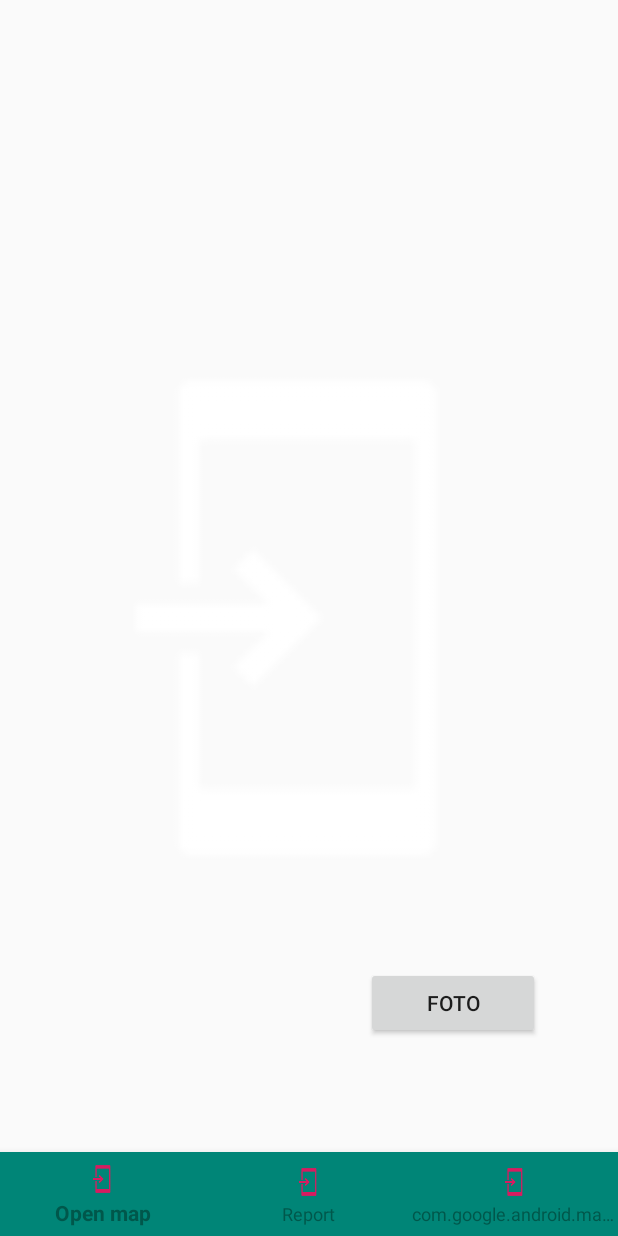
After one commit to MykolasPinkevicius/PranesejaiTavoSaugumui, an Android app: the layout cam_again.xml on its own in the app's theme, with its tools: preview values and no code run, on a phone screen of 412 x 824 dp. The commit adds this screen. Run offline under Robolectric (Android 15) with nearby library versions, the phone set to English and light mode, and no system bars.

Commit message:
am af cmmt

```diff
--- /dev/null
+++ b/app/src/main/res/layout/cam_again.xml
@@ -0,0 +1,67 @@
+<?xml version="1.0" encoding="utf-8"?>
+<RelativeLayout xmlns:android="http://schemas.android.com/apk/res/android"
+    android:layout_width="fill_parent"
+    android:layout_height="fill_parent"
+    xmlns:app="http://schemas.android.com/apk/res-auto"
+    android:orientation="vertical">
+
+    <ImageView
+        android:id="@+id/imageView1"
+        android:layout_width="match_parent"
+        android:layout_height="match_parent"
+        android:layout_alignParentStart="true"
+        android:layout_alignParentTop="true"
+        android:layout_marginTop="0dp"
+        android:src="@drawable/common_full_open_on_phone"></ImageView>
+
+    <Button
+        android:id="@+id/button1"
+        android:layout_width="wrap_content"
+        android:layout_height="wrap_content"
+        android:layout_below="@+id/mapButton"
+        android:layout_alignParentStart="true"
+        android:layout_alignParentEnd="true"
+        android:layout_alignParentBottom="true"
+        android:layout_marginStart="244dp"
+        android:layout_marginTop="142dp"
+        android:layout_marginEnd="52dp"
+        android:layout_marginBottom="131dp"
+        android:text="Foto"></Button>
+
+    <Button
+        android:id="@+id/sendButton"
+        android:layout_width="wrap_content"
+        android:layout_height="wrap_content"
+        android:layout_alignParentStart="true"
+        android:layout_alignParentTop="true"
+        android:layout_alignParentEnd="true"
+        android:layout_alignParentBottom="true"
+        android:layout_marginStart="99dp"
+        android:layout_marginTop="262dp"
+        android:layout_marginEnd="197dp"
+        android:layout_marginBottom="201dp"
+        android:alpha="0"
+        android:text="Send"></Button>
+
+    <!--<Button-->
+        <!--android:id="@+id/mapButton"-->
+        <!--android:layout_width="wrap_content"-->
+        <!--android:layout_height="wrap_content"-->
+        <!--android:layout_alignParentStart="true"-->
+        <!--android:layout_alignParentTop="true"-->
+        <!--android:layout_alignParentEnd="true"-->
+        <!--android:layout_marginStart="240dp"-->
+        <!--android:layout_marginTop="145dp"-->
+        <!--android:layout_marginEnd="49dp"-->
+        <!--android:text="Open map"></Button>-->
+
+    <android.support.design.widget.BottomNavigationView
+        android:layout_width="match_parent"
+        android:layout_height="wrap_content"
+        android:layout_alignParentBottom="true"
+        app:itemBackground="@color/colorPrimary"
+        app:itemIconTint="@color/colorAccent"
+        app:itemTextColor="@color/colorPrimaryDark"
+        app:menu="@menu/bottom_navigation_main"></android.support.design.widget.BottomNavigationView>
+
+</RelativeLayout>
--- /dev/null
+++ b/app/src/main/res/menu/bottom_navigation_main.xml
@@ -0,0 +1,22 @@
+<?xml version="1.0" encoding="utf-8"?>
+<menu xmlns:android="http://schemas.android.com/apk/res/android"
+    xmlns:app="http://schemas.android.com/apk/res-auto">
+    <item
+        android:id="@+id/action_map"
+        android:enabled="true"
+        android:icon="@drawable/common_full_open_on_phone"
+        android:title="Open map"
+        app:showAsAction="ifRoom" />
+    <item
+        android:id="@+id/action_report"
+        android:enabled="true"
+        android:icon="@drawable/common_full_open_on_phone"
+        android:title="Report"
+        app:showAsAction="ifRoom" />
+    <item
+        android:id="@+id/action_music"
+        android:enabled="true"
+        android:icon="@drawable/common_full_open_on_phone"
+        android:title="@string/bottom_sheet_behavior"
+        app:showAsAction="ifRoom" />
+</menu>
```
Also changed, not shown: app/build.gradle (+7 -1 lines), app/src/main/AndroidManifest.xml (+9 -1 lines), app/src/main/java/saugumui/tavo/pranesimas/pranesimastavosaugumui/CamActivity.java (added, +80 -0 lines), app/src/main/java/saugumui/tavo/pranesimas/pranesimastavosaugumui/CameraAttemptNumberThree.java (added, +218 -0 lines), app/src/main/java/saugumui/tavo/pranesimas/pranesimastavosaugumui/DisturbanceDto.java (added, +68 -0 lines), app/src/main/java/saugumui/tavo/pranesimas/pranesimastavosaugumui/MapsActivity.java (+35 -3 lines), app/src/main/res/layout/activity_maps.xml (+24 -7 lines), app/src/main/res/layout/camera_kit_view.xml (added, +24 -0 lines).
